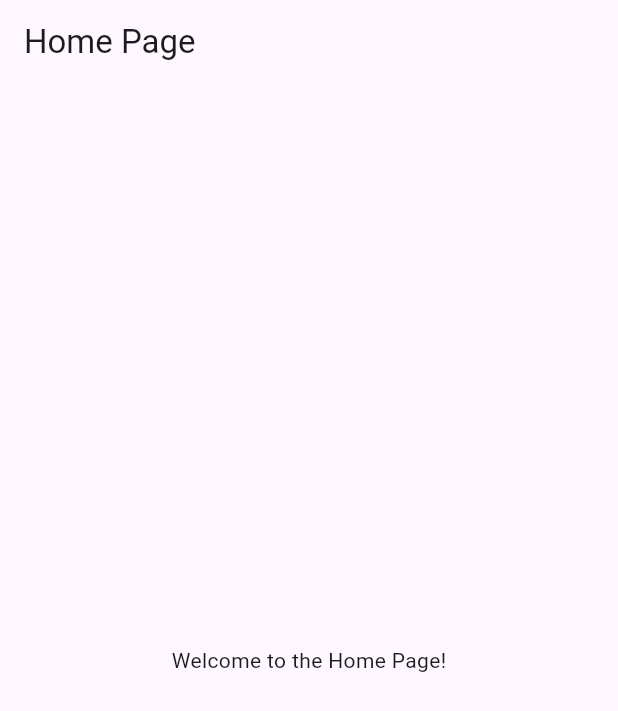
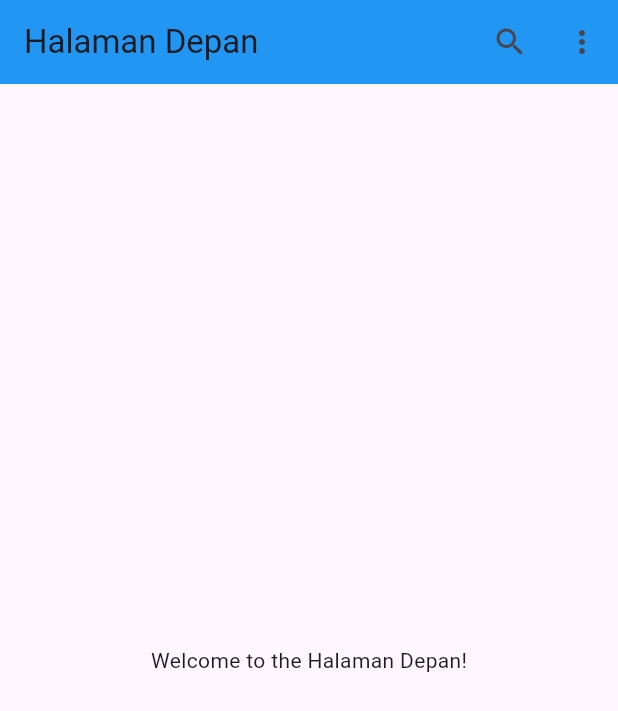
Before and after one commit to Hartamatamatama/tugas_week_5_1123150117, a Flutter app: the screen it shows after launch, on a phone screen of 412 x 824 dp. Shown: the top 711 px of the screen. Run offline on Flutter 3.47's test engine with Material 3 defaults, Android fonts, the phone set to English and light mode, and no system bars.

Commit message:
Buat warna bg dan memodifikasi AppBar

```diff
--- a/lib/main.dart
+++ b/lib/main.dart
@@ -24,8 +24,29 @@ class Halaman extends StatelessWidget {
   @override
   Widget build(BuildContext context) {
     return Scaffold(
-      appBar: AppBar(title: const Text('Home Page')),
-      body: const Center(child: Text('Welcome to the Home Page!')),
+      appBar: AppBar(
+        backgroundColor: Colors.blue,
+        surfaceTintColor: Colors.blue,
+        title: const Text('Halaman Depan'),
+        shadowColor: Colors.black,
+        actions: [
+          IconButton(
+            onPressed: () {
+              // Aksi ketika ikon pencarian ditekan
+              print('Pencarian ditekan');
+            },
+            icon: const Icon(Icons.search),
+          ),
+          IconButton(
+            onPressed: () {
+              // Aksi ketika ikon lebih banyak ditekan
+              print('Lebih banyak ditekan');
+            },
+            icon: const Icon(Icons.more_vert),
+          ),
+        ],
+      ),
+      body: const Center(child: Text('Welcome to the Halaman Depan!')),
     );
   }
 }
```
Also changed, not shown: 1 other file.
